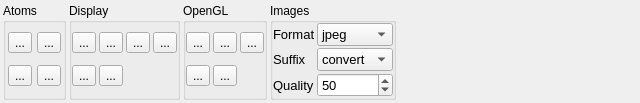
Qt form settings.ui (piti-diablotin/qAgate) before a commit.
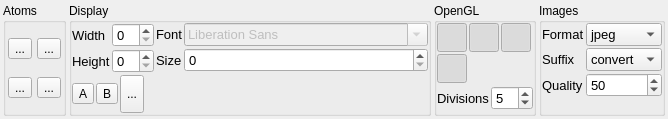
The same form after that commit. Icons and pictures are not drawn.

Commit message: Keep going for new settings

```diff
--- a/settings.ui
+++ b/settings.ui
@@ -7,7 +7,7 @@
     <x>0</x>
     <y>0</y>
     <width>640</width>
-    <height>100</height>
+    <height>119</height>
    </rect>
   </property>
   <property name="sizePolicy">
@@ -107,7 +107,10 @@
      <property name="title">
       <string>Display</string>
      </property>
-     <layout class="QGridLayout" name="gridLayout_2">
+     <layout class="QVBoxLayout" name="verticalLayout_3">
+      <property name="spacing">
+       <number>2</number>
+      </property>
       <property name="leftMargin">
        <number>0</number>
       </property>
@@ -120,49 +123,225 @@
       <property name="bottomMargin">
        <number>0</number>
       </property>
-      <property name="spacing">
-       <number>3</number>
-      </property>
-      <item row="0" column="0">
-       <widget class="QToolButton" name="toolButton_2">
-        <property name="text">
-         <string>...</string>
-        </property>
+      <item>
+       <widget class="QWidget" name="widget_4" native="true">
+        <layout class="QHBoxLayout" name="horizontalLayout_3">
+         <property name="spacing">
+          <number>2</number>
+         </property>
+         <property name="leftMargin">
+          <number>0</number>
+         </property>
+         <property name="topMargin">
+          <number>0</number>
+         </property>
+         <property name="rightMargin">
+          <number>0</number>
+         </property>
+         <property name="bottomMargin">
+          <number>0</number>
+         </property>
+         <item>
+          <widget class="QWidget" name="widget_3" native="true">
+           <layout class="QFormLayout" name="formLayout_2">
+            <property name="horizontalSpacing">
+             <number>2</number>
+            </property>
+            <property name="verticalSpacing">
+             <number>2</number>
+            </property>
+            <property name="leftMargin">
+             <number>0</number>
+            </property>
+            <property name="topMargin">
+             <number>0</number>
+            </property>
+            <property name="rightMargin">
+             <number>0</number>
+            </property>
+            <property name="bottomMargin">
+             <number>0</number>
+            </property>
+            <item row="0" column="0">
+             <widget class="QLabel" name="label_5">
+              <property name="font">
+               <font>
+                <pointsize>10</pointsize>
+               </font>
+              </property>
+              <property name="text">
+               <string>Width</string>
+              </property>
+             </widget>
+            </item>
+            <item row="0" column="1">
+             <widget class="QSpinBox" name="spinBox_3">
+              <property name="font">
+               <font>
+                <pointsize>10</pointsize>
+               </font>
+              </property>
+             </widget>
+            </item>
+            <item row="1" column="0">
+             <widget class="QLabel" name="label_6">
+              <property name="font">
+               <font>
+                <pointsize>10</pointsize>
+               </font>
+              </property>
+              <property name="text">
+               <string>Height</string>
+              </property>
+             </widget>
+            </item>
+            <item row="1" column="1">
+             <widget class="QSpinBox" name="spinBox_4">
+              <property name="font">
+               <font>
+                <pointsize>10</pointsize>
+               </font>
+              </property>
+             </widget>
+            </item>
+           </layout>
+          </widget>
+         </item>
+         <item>
+          <widget class="QWidget" name="widget_5" native="true">
+           <layout class="QFormLayout" name="formLayout_3">
+            <property name="horizontalSpacing">
+             <number>2</number>
+            </property>
+            <property name="verticalSpacing">
+             <number>2</number>
+            </property>
+            <property name="leftMargin">
+             <number>0</number>
+            </property>
+            <property name="topMargin">
+             <number>0</number>
+            </property>
+            <property name="rightMargin">
+             <number>0</number>
+            </property>
+            <property name="bottomMargin">
+             <number>0</number>
+            </property>
+            <item row="0" column="0">
+             <widget class="QLabel" name="label_7">
+              <property name="font">
+               <font>
+                <pointsize>10</pointsize>
+               </font>
+              </property>
+              <property name="text">
+               <string>Font</string>
+              </property>
+             </widget>
+            </item>
+            <item row="0" column="1">
+             <widget class="QFontComboBox" name="fontComboBox">
+              <property name="enabled">
+               <bool>false</bool>
+              </property>
+              <property name="font">
+               <font>
+                <pointsize>10</pointsize>
+               </font>
+              </property>
+             </widget>
+            </item>
+            <item row="1" column="0">
+             <widget class="QLabel" name="label_8">
+              <property name="font">
+               <font>
+                <pointsize>10</pointsize>
+               </font>
+              </property>
+              <property name="text">
+               <string>Size</string>
+              </property>
+             </widget>
+            </item>
+            <item row="1" column="1">
+             <widget class="QSpinBox" name="spinBox_5">
+              <property name="font">
+               <font>
+                <pointsize>10</pointsize>
+               </font>
+              </property>
+             </widget>
+            </item>
+           </layout>
+          </widget>
+         </item>
+        </layout>
        </widget>
       </item>
-      <item row="0" column="1">
-       <widget class="QToolButton" name="toolButton_6">
-        <property name="text">
-         <string>...</string>
-        </property>
-       </widget>
-      </item>
-      <item row="0" column="2">
-       <widget class="QToolButton" name="toolButton_7">
-        <property name="text">
-         <string>...</string>
-        </property>
-       </widget>
-      </item>
-      <item row="0" column="3">
-       <widget class="QToolButton" name="toolButton_8">
-        <property name="text">
-         <string>...</string>
-        </property>
-       </widget>
-      </item>
-      <item row="1" column="0">
-       <widget class="QToolButton" name="toolButton_9">
-        <property name="text">
-         <string>...</string>
-        </property>
-       </widget>
-      </item>
-      <item row="1" column="1">
-       <widget class="QToolButton" name="toolButton_10">
-        <property name="text">
-         <string>...</string>
-        </property>
+      <item>
+       <widget class="QWidget" name="widget_6" native="true">
+        <layout class="QHBoxLayout" name="horizontalLayout_4">
+         <property name="spacing">
+          <number>2</number>
+         </property>
+         <property name="leftMargin">
+          <number>0</number>
+         </property>
+         <property name="topMargin">
+          <number>0</number>
+         </property>
+         <property name="rightMargin">
+          <number>0</number>
+         </property>
+         <property name="bottomMargin">
+          <number>0</number>
+         </property>
+         <item>
+          <widget class="QToolButton" name="toolButton">
+           <property name="text">
+            <string>A</string>
+           </property>
+          </widget>
+         </item>
+         <item>
+          <widget class="QToolButton" name="toolButton_2">
+           <property name="text">
+            <string>B</string>
+           </property>
+          </widget>
+         </item>
+         <item>
+          <widget class="QToolButton" name="toolButton_3">
+           <property name="sizePolicy">
+            <sizepolicy hsizetype="Preferred" vsizetype="Preferred">
+             <horstretch>0</horstretch>
+             <verstretch>0</verstretch>
+            </sizepolicy>
+           </property>
+           <property name="text">
+            <string>...</string>
+           </property>
+           <property name="icon">
+            <iconset resource="qagate.qrc">
+             <normaloff>:/settings/icons/angles.svg</normaloff>:/settings/icons/angles.svg</iconset>
+           </property>
+          </widget>
+         </item>
+         <item>
+          <spacer name="horizontalSpacer_2">
+           <property name="orientation">
+            <enum>Qt::Horizontal</enum>
+           </property>
+           <property name="sizeHint" stdset="0">
+            <size>
+             <width>230</width>
+             <height>20</height>
+            </size>
+           </property>
+          </spacer>
+         </item>
+        </layout>
        </widget>
       </item>
      </layout>
@@ -173,7 +352,10 @@
      <property name="title">
       <string>OpenGL</string>
      </property>
-     <layout class="QGridLayout" name="gridLayout_3">
+     <layout class="QVBoxLayout" name="verticalLayout">
+      <property name="spacing">
+       <number>0</number>
+      </property>
       <property name="leftMargin">
        <number>0</number>
       </property>
@@ -186,42 +368,246 @@
       <property name="bottomMargin">
        <number>0</number>
       </property>
-      <property name="spacing">
-       <number>3</number>
-      </property>
-      <item row="0" column="0">
-       <widget class="QToolButton" name="toolButton">
-        <property name="text">
-         <string>...</string>
-        </property>
+      <item>
+       <widget class="QWidget" name="widget" native="true">
+        <layout class="QGridLayout" name="gridLayout_3">
+         <property name="leftMargin">
+          <number>0</number>
+         </property>
+         <property name="topMargin">
+          <number>0</number>
+         </property>
+         <property name="rightMargin">
+          <number>0</number>
+         </property>
+         <property name="bottomMargin">
+          <number>0</number>
+         </property>
+         <property name="spacing">
+          <number>2</number>
+         </property>
+         <item row="1" column="0">
+          <widget class="QToolButton" name="antialiasing">
+           <property name="toolTip">
+            <string>Switch anti-aliasing</string>
+           </property>
+           <property name="statusTip">
+            <string>Switch anti-aliasing</string>
+           </property>
+           <property name="whatsThis">
+            <string>Switch anti-aliasing</string>
+           </property>
+           <property name="text">
+            <string/>
+           </property>
+           <property name="icon">
+            <iconset resource="qagate.qrc">
+             <normaloff>:/settings/icons/anti-aliasing.svg</normaloff>:/settings/icons/anti-aliasing.svg</iconset>
+           </property>
+           <property name="iconSize">
+            <size>
+             <width>22</width>
+             <height>22</height>
+            </size>
+           </property>
+           <property name="shortcut">
+            <string>Shift+A</string>
+           </property>
+           <property name="checkable">
+            <bool>true</bool>
+           </property>
+           <property name="checked">
+            <bool>true</bool>
+           </property>
+           <property name="autoRaise">
+            <bool>true</bool>
+           </property>
+          </widget>
+         </item>
+         <item row="0" column="2">
+          <widget class="QToolButton" name="light">
+           <property name="toolTip">
+            <string>Switch light</string>
+           </property>
+           <property name="statusTip">
+            <string>Switch light</string>
+           </property>
+           <property name="whatsThis">
+            <string>Switch light</string>
+           </property>
+           <property name="text">
+            <string/>
+           </property>
+           <property name="icon">
+            <iconset resource="qagate.qrc">
+             <normaloff>:/settings/icons/sun.svg</normaloff>:/settings/icons/sun.svg</iconset>
+           </property>
+           <property name="iconSize">
+            <size>
+             <width>22</width>
+             <height>22</height>
+            </size>
+           </property>
+           <property name="shortcut">
+            <string>L</string>
+           </property>
+           <property name="checkable">
+            <bool>true</bool>
+           </property>
+           <property name="checked">
+            <bool>true</bool>
+           </property>
+           <property name="autoRaise">
+            <bool>true</bool>
+           </property>
+          </widget>
+         </item>
+         <item row="0" column="0">
+          <widget class="QToolButton" name="filling">
+           <property name="toolTip">
+            <string>Switch filling</string>
+           </property>
+           <property name="statusTip">
+            <string>Switch filling</string>
+           </property>
+           <property name="whatsThis">
+            <string>Switch filling</string>
+           </property>
+           <property name="text">
+            <string/>
+           </property>
+           <property name="icon">
+            <iconset resource="qagate.qrc">
+             <normaloff>:/settings/icons/mesh.svg</normaloff>:/settings/icons/mesh.svg</iconset>
+           </property>
+           <property name="iconSize">
+            <size>
+             <width>22</width>
+             <height>22</height>
+            </size>
+           </property>
+           <property name="shortcut">
+            <string>O</string>
+           </property>
+           <property name="checkable">
+            <bool>true</bool>
+           </property>
+           <property name="checked">
+            <bool>true</bool>
+           </property>
+           <property name="autoRaise">
+            <bool>true</bool>
+           </property>
+          </widget>
+         </item>
+         <item row="0" column="3">
+          <widget class="QToolButton" name="perspective">
+           <property name="toolTip">
+            <string>Switch perspective</string>
+           </property>
+           <property name="statusTip">
+            <string>Switch perspective</string>
+           </property>
+           <property name="whatsThis">
+            <string>Switch perspective</string>
+           </property>
+           <property name="text">
+            <string/>
+           </property>
+           <property name="icon">
+            <iconset resource="qagate.qrc">
+             <normaloff>:/settings/icons/perspective.svg</normaloff>:/settings/icons/perspective.svg</iconset>
+           </property>
+           <property name="iconSize">
+            <size>
+             <width>22</width>
+             <height>22</height>
+            </size>
+           </property>
+           <property name="shortcut">
+            <string>P</string>
+           </property>
+           <property name="checkable">
+            <bool>true</bool>
+           </property>
+           <property name="checked">
+            <bool>true</bool>
+           </property>
+           <property name="autoRaise">
+            <bool>true</bool>
+           </property>
+          </widget>
+         </item>
+        </layout>
        </widget>
       </item>
-      <item row="0" column="1">
-       <widget class="QToolButton" name="toolButton_5">
-        <property name="text">
-         <string>...</string>
-        </property>
-       </widget>
-      </item>
-      <item row="0" column="2">
-       <widget class="QToolButton" name="toolButton_15">
-        <property name="text">
-         <string>...</string>
-        </property>
-       </widget>
-      </item>
-      <item row="1" column="0">
-       <widget class="QToolButton" name="toolButton_3">
-        <property name="text">
-         <string>...</string>
-        </property>
-       </widget>
-      </item>
-      <item row="1" column="1">
-       <widget class="QToolButton" name="toolButton_4">
-        <property name="text">
-         <string>...</string>
-        </property>
+      <item>
+       <widget class="QWidget" name="widget_2" native="true">
+        <layout class="QHBoxLayout" name="horizontalLayout_2">
+         <property name="spacing">
+          <number>2</number>
+         </property>
+         <property name="leftMargin">
+          <number>0</number>
+         </property>
+         <property name="topMargin">
+          <number>0</number>
+         </property>
+         <property name="rightMargin">
+          <number>0</number>
+         </property>
+         <property name="bottomMargin">
+          <number>0</number>
+         </property>
+         <item>
+          <widget class="QLabel" name="label_4">
+           <property name="font">
+            <font>
+             <pointsize>10</pointsize>
+            </font>
+           </property>
+           <property name="text">
+            <string>Divisions</string>
+           </property>
+          </widget>
+         </item>
+         <item>
+          <widget class="QSpinBox" name="spinBox_2">
+           <property name="font">
+            <font>
+             <pointsize>10</pointsize>
+            </font>
+           </property>
+           <property name="toolTip">
+            <string>Number of divisions</string>
+           </property>
+           <property name="statusTip">
+            <string>Number of divisions for shape plottings</string>
+           </property>
+           <property name="whatsThis">
+            <string>Number of divisions for shape plottings</string>
+           </property>
+           <property name="wrapping">
+            <bool>false</bool>
+           </property>
+           <property name="frame">
+            <bool>true</bool>
+           </property>
+           <property name="keyboardTracking">
+            <bool>false</bool>
+           </property>
+           <property name="minimum">
+            <number>1</number>
+           </property>
+           <property name="maximum">
+            <number>50</number>
+           </property>
+           <property name="value">
+            <number>5</number>
+           </property>
+          </widget>
+         </item>
+        </layout>
        </widget>
       </item>
      </layout>
```
Left out of the diff: 4 changed lines with no effect on the pictures. The commit also changes 10 other files.
